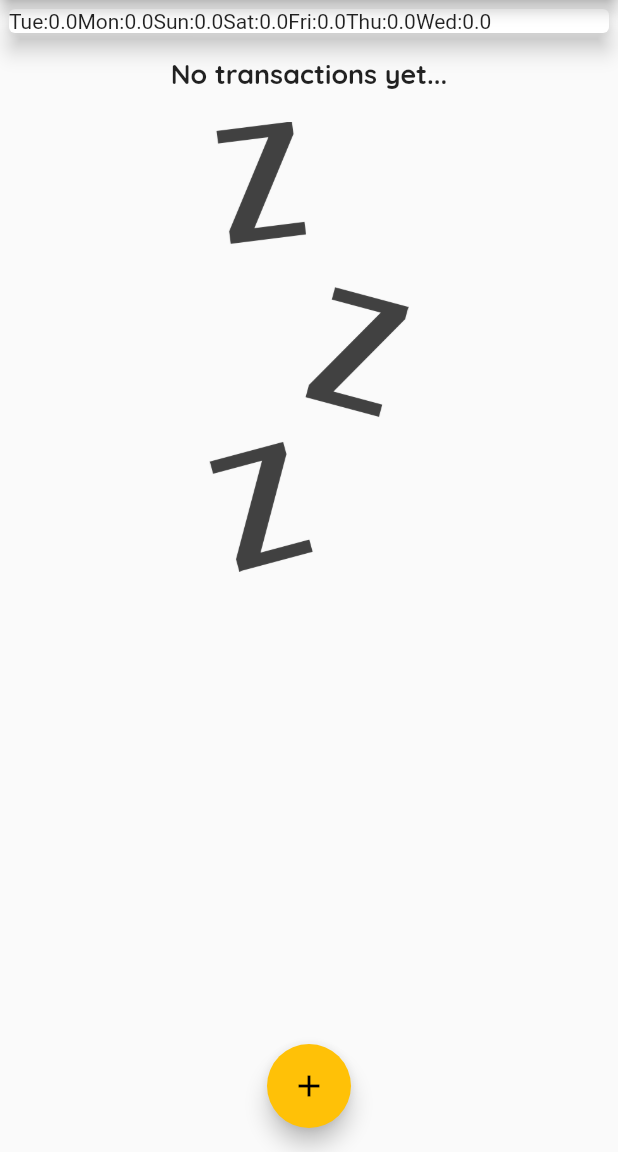
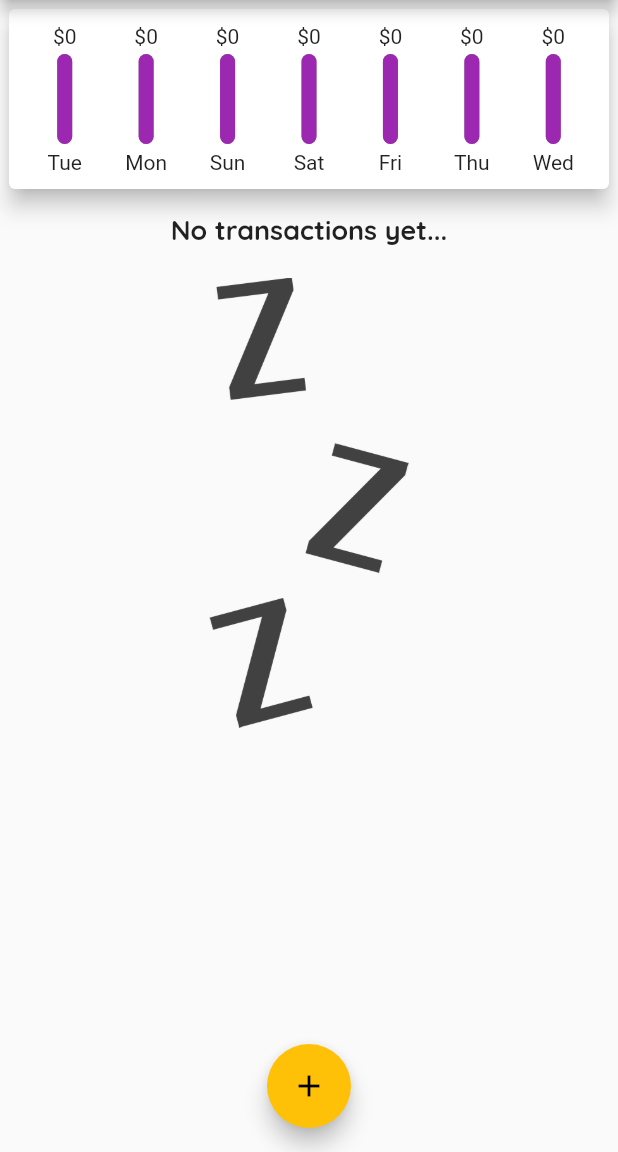
Before and after one commit to crow767/academind-flutter-course-section4, a Flutter app: the screen it shows after launch, on a phone screen of 412 x 824 dp, the part 84-1236 px from its top. Run offline on Flutter 3.47's test engine with Material 2 defaults, Android fonts, the phone set to English and light mode, and no system bars; statements that could not run were skipped.

Commit message:
Section 4 - Class 103

```diff
--- a/lib/widgets/chart.dart
+++ b/lib/widgets/chart.dart
@@ -2,6 +2,7 @@ import 'package:flutter/material.dart';
 import 'package:intl/intl.dart';
 
 import '../models/transaction.dart';
+import './chart_bar.dart';
 
 class Chart extends StatelessWidget {
   final List<Transaction> recentTransactions;
@@ -29,16 +30,36 @@ class Chart extends StatelessWidget {
     });
   }
 
+  double get totalSpending {
+    // change a list to another type
+    return groupedTransactions.fold(0.0, (sum, item) {
+      return sum + item['amount'];
+
+      /// ???
+    }); // starting value, function
+  }
+
   @override
   Widget build(BuildContext context) {
     return Container(
       child: Card(
         elevation: 6,
         margin: EdgeInsets.all(6),
-        child: Row(
-          children: groupedTransactions.map((tx) {
-            return Text('${tx['day']}:${tx['amount']}');
-          }).toList(),
+        child: Padding(
+          padding: EdgeInsets.all(10),
+          child: Row(
+            mainAxisAlignment: MainAxisAlignment.spaceEvenly,
+            children: groupedTransactions.map((data) {
+              return Flexible(
+                  fit: FlexFit.tight,
+                  child: ChartBar(
+                      data['day'],
+                      data['amount'],
+                      totalSpending == 0.0
+                          ? 0.0
+                          : totalSpending / data['amount']));
+            }).toList(),
+          ),
         ),
       ),
     );
--- /dev/null
+++ b/lib/widgets/chart_bar.dart
@@ -0,0 +1,48 @@
+import 'package:flutter/material.dart';
+
+class ChartBar extends StatelessWidget {
+  final String label;
+  final double spendingAmount;
+  final double spedingPctOfTotal;
+
+  ChartBar(this.label, this.spendingAmount, this.spedingPctOfTotal);
+
+  @override
+  Widget build(BuildContext context) {
+    return Column(
+      children: <Widget>[
+        FittedBox(child: Text('\$${spendingAmount.toStringAsFixed(0)}')),
+        SizedBox(
+          height: 4,
+        ),
+        Container(
+          height: 60,
+          width: 10,
+          child: Stack(
+            children: <Widget>[
+              Container(
+                decoration: BoxDecoration(
+                  border: Border.all(color: Colors.grey, width: 1.0),
+                  color: Color.fromRGBO(220, 220, 220, 1),
+                  borderRadius: BorderRadius.circular(20),
+                ),
+              ),
+              FractionallySizedBox(
+                // fraction of another container, the parent
+                heightFactor: spedingPctOfTotal, // height fraction
+                child: Container(
+                  decoration: BoxDecoration(
+                    color: Theme.of(context).primaryColor,
+                    borderRadius: BorderRadius.circular(20),
+                  ),
+                ),
+              ),
+            ],
+          ), // allow to add elements on top of each other
+        ),
+        SizedBox(height: 4),
+        Text(label),
+      ],
+    );
+  }
+}
```
